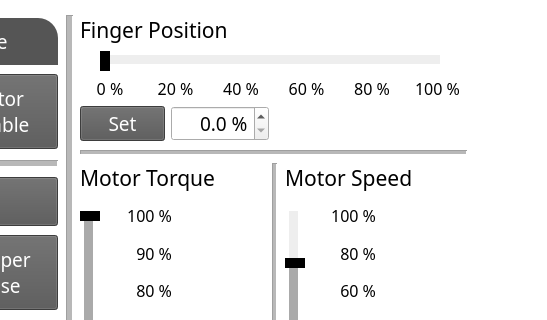
Qt form ui/datc_control_form.ui (PlanA2G/datc_user_interface) before a commit; both pictures show x 206 to 753 and y 0 to 320 of the 990 by 612 pixel window.
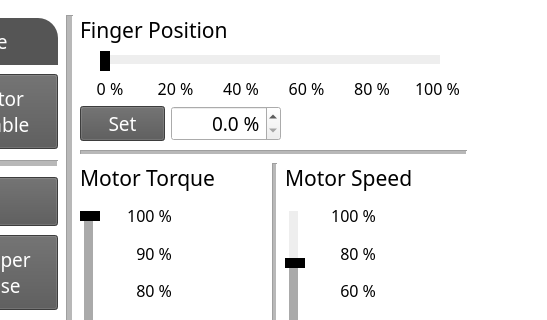
The same form after that commit.

Commit message: fix: release verison error

The edit to the form file:
```diff
--- a/ui/datc_control_form.ui
+++ b/ui/datc_control_form.ui
@@ -2652,11 +2652,16 @@
            </item>
            <item>
             <widget class="QDoubleSpinBox" name="doubleSpinBox_finger_pos">
+             <property name="minimumSize">
+              <size>
+               <width>110</width>
+               <height>0</height>
+              </size>
+             </property>
              <property name="font">
               <font>
                <family>Noto Sans KR Medium</family>
                <pointsize>14</pointsize>
-               <weight>50</weight>
                <bold>false</bold>
               </font>
              </property>
@@ -2679,7 +2684,6 @@
              <property name="font">
               <font>
                <family>Noto Sans KR Medium</family>
-               <weight>50</weight>
                <bold>false</bold>
               </font>
              </property>
```
Left out of the diff: 115 changed lines with no effect on the pictures. The commit also changes 1 other file.
